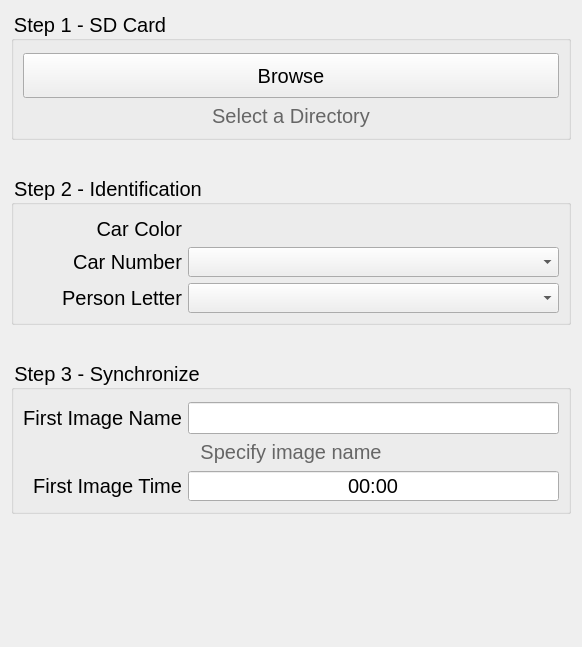
Old version of the form widgets/ImageForm.ui in the repository bluemellophone/gzc-client.
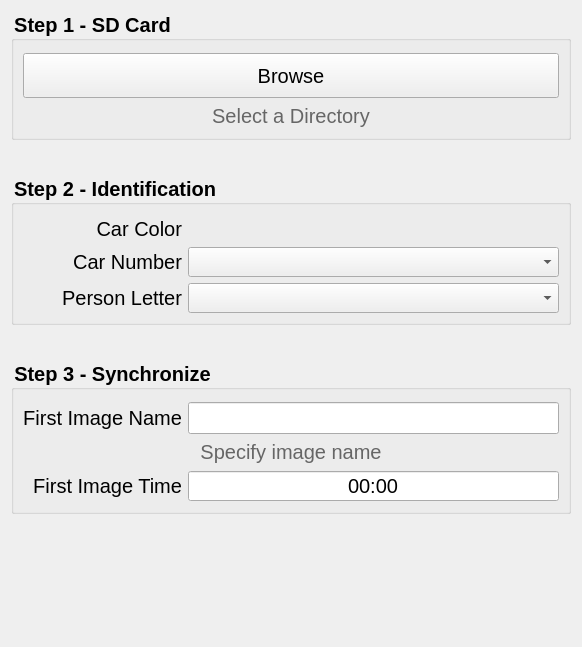
New version of the form.

What changed in the file:
```diff
--- a/widgets/ImageForm.ui
+++ b/widgets/ImageForm.ui
@@ -56,6 +56,8 @@
        <property name="font">
         <font>
          <pointsize>-1</pointsize>
+         <weight>75</weight>
+         <bold>true</bold>
         </font>
        </property>
        <property name="styleSheet">
@@ -157,6 +159,8 @@
        <property name="font">
         <font>
          <pointsize>-1</pointsize>
+         <weight>75</weight>
+         <bold>true</bold>
         </font>
        </property>
        <property name="styleSheet">
@@ -288,6 +292,8 @@
        <property name="font">
         <font>
          <pointsize>-1</pointsize>
+         <weight>75</weight>
+         <bold>true</bold>
         </font>
        </property>
        <property name="styleSheet">
```
